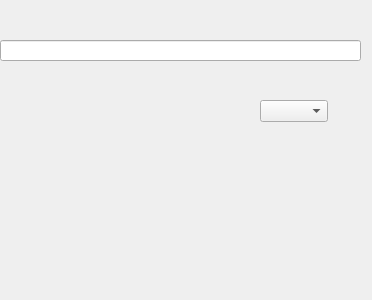
Above: OnLib/OnLib/MainWindow.ui from Andrew-Gh21/OnLib before the change. Below: the same form after it.
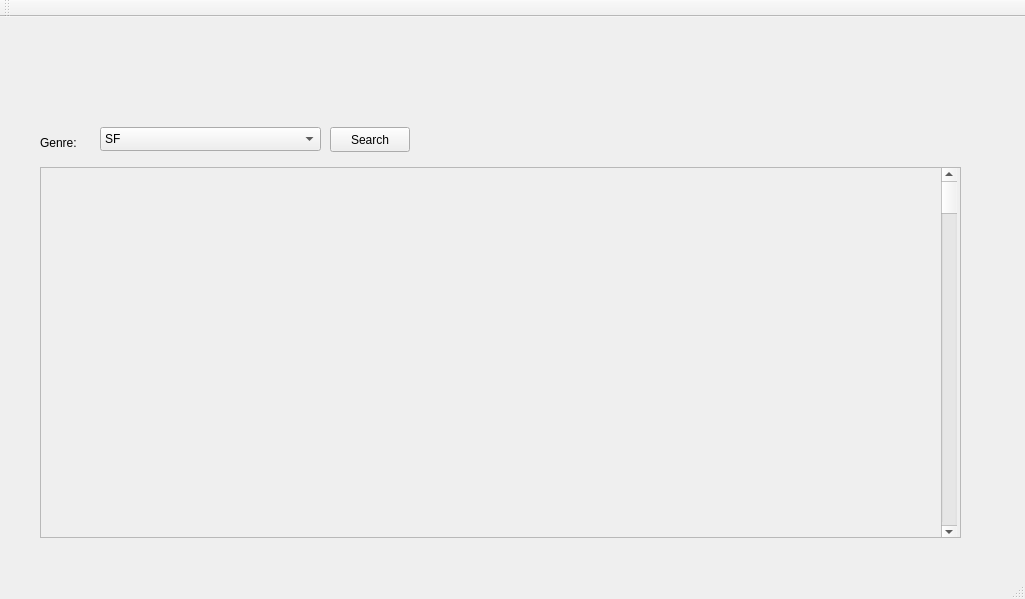
That is the form after the change.

Commit message:
Main window update
Main window type change, added search box for books genre and a scroll area for books

```diff
--- a/OnLib/OnLib/MainWindow.ui
+++ b/OnLib/OnLib/MainWindow.ui
@@ -1,38 +1,172 @@
 <?xml version="1.0" encoding="UTF-8"?>
 <ui version="4.0">
  <class>MainWindow</class>
- <widget class="QWidget" name="MainWindow">
+ <widget class="QMainWindow" name="MainWindow">
   <property name="geometry">
    <rect>
     <x>0</x>
     <y>0</y>
-    <width>372</width>
-    <height>300</height>
+    <width>1025</width>
+    <height>599</height>
    </rect>
   </property>
   <property name="windowTitle">
    <string>MainWindow</string>
   </property>
-  <widget class="QLineEdit" name="helloLineEdit">
+  <widget class="QWidget" name="centralWidget">
+   <widget class="QComboBox" name="searchBox">
+    <property name="geometry">
+     <rect>
+      <x>100</x>
+      <y>110</y>
+      <width>221</width>
+      <height>24</height>
+     </rect>
+    </property>
+    <property name="editable">
+     <bool>false</bool>
+    </property>
+    <property name="currentText">
+     <string>SF</string>
+    </property>
+    <item>
+     <property name="text">
+      <string>SF</string>
+     </property>
+    </item>
+    <item>
+     <property name="text">
+      <string>Action</string>
+     </property>
+    </item>
+    <item>
+     <property name="text">
+      <string>Adventure</string>
+     </property>
+    </item>
+    <item>
+     <property name="text">
+      <string>Mystery</string>
+     </property>
+    </item>
+    <item>
+     <property name="text">
+      <string>New Item</string>
+     </property>
+    </item>
+    <item>
+     <property name="text">
+      <string>Horror</string>
+     </property>
+    </item>
+    <item>
+     <property name="text">
+      <string>History</string>
+     </property>
+    </item>
+    <item>
+     <property name="text">
+      <string>Romance</string>
+     </property>
+    </item>
+    <item>
+     <property name="text">
+      <string>Fantasy</string>
+     </property>
+    </item>
+    <item>
+     <property name="text">
+      <string>Historical</string>
+     </property>
+    </item>
+    <item>
+     <property name="text">
+      <string>Classics</string>
+     </property>
+    </item>
+   </widget>
+   <widget class="QLabel" name="labelSearchBox">
+    <property name="geometry">
+     <rect>
+      <x>40</x>
+      <y>110</y>
+      <width>51</width>
+      <height>31</height>
+     </rect>
+    </property>
+    <property name="text">
+     <string>Genre:</string>
+    </property>
+   </widget>
+   <widget class="QScrollArea" name="scrolBookslArea">
+    <property name="geometry">
+     <rect>
+      <x>40</x>
+      <y>150</y>
+      <width>921</width>
+      <height>371</height>
+     </rect>
+    </property>
+    <property name="widgetResizable">
+     <bool>true</bool>
+    </property>
+    <widget class="QWidget" name="scrollAreaWidgetContents">
+     <property name="geometry">
+      <rect>
+       <x>0</x>
+       <y>0</y>
+       <width>919</width>
+       <height>369</height>
+      </rect>
+     </property>
+     <widget class="QScrollBar" name="verticalScrollBar">
+      <property name="geometry">
+       <rect>
+        <x>900</x>
+        <y>0</y>
+        <width>16</width>
+        <height>371</height>
+       </rect>
+      </property>
+      <property name="orientation">
+       <enum>Qt::Vertical</enum>
+      </property>
+     </widget>
+    </widget>
+   </widget>
+   <widget class="QPushButton" name="searchGenreButton">
+    <property name="geometry">
+     <rect>
+      <x>330</x>
+      <y>110</y>
+      <width>80</width>
+      <height>25</height>
+     </rect>
+    </property>
+    <property name="text">
+     <string>Search</string>
+    </property>
+   </widget>
+  </widget>
+  <widget class="QMenuBar" name="menuBar">
    <property name="geometry">
     <rect>
      <x>0</x>
-     <y>40</y>
-     <width>361</width>
-     <height>21</height>
+     <y>0</y>
+     <width>1025</width>
+     <height>25</height>
     </rect>
    </property>
   </widget>
-  <widget class="QComboBox" name="booksComboBox">
-   <property name="geometry">
-    <rect>
-     <x>260</x>
-     <y>100</y>
-     <width>68</width>
-     <height>22</height>
-    </rect>
-   </property>
+  <widget class="QToolBar" name="mainToolBar">
+   <attribute name="toolBarArea">
+    <enum>TopToolBarArea</enum>
+   </attribute>
+   <attribute name="toolBarBreak">
+    <bool>false</bool>
+   </attribute>
   </widget>
+  <widget class="QStatusBar" name="statusBar"/>
  </widget>
  <layoutdefault spacing="6" margin="11"/>
  <resources/>
```
The commit also changes 6 other files.
